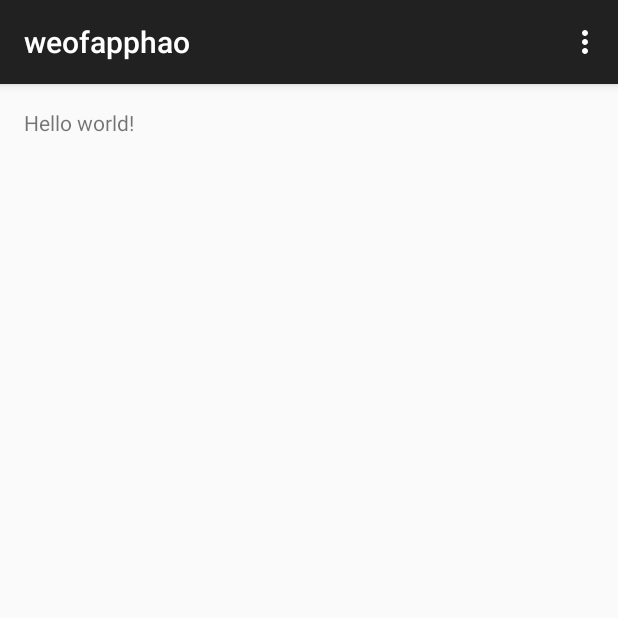
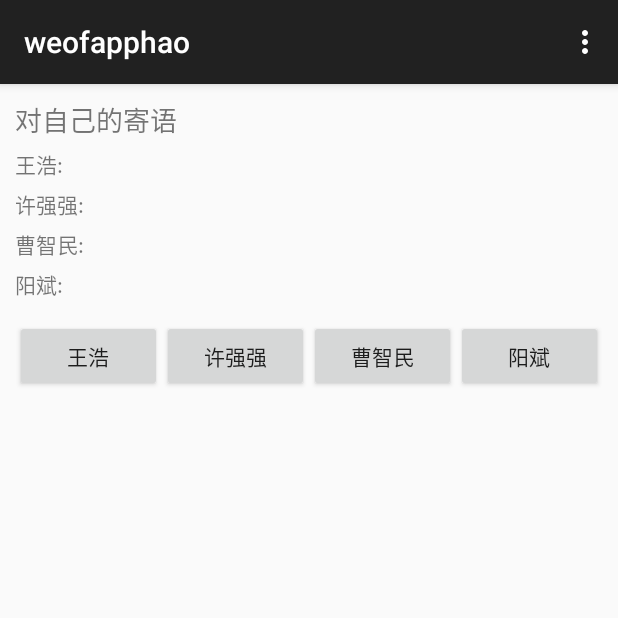
Before and after one commit to hygx/weofapp, an Android app: the screen it shows after launch (MainActivity), on a phone screen of 412 x 824 dp, the top half of it. Run offline under Robolectric (Android 15) with nearby library versions, the phone set to English and light mode, and no system bars.

Commit message:
首页初建

```diff
--- a/app/src/main/res/layout/activity_main.xml
+++ b/app/src/main/res/layout/activity_main.xml
@@ -1,11 +1,89 @@
-<RelativeLayout xmlns:android="http://schemas.android.com/apk/res/android"
-    xmlns:tools="http://schemas.android.com/tools" android:layout_width="match_parent"
-    android:layout_height="match_parent" android:paddingLeft="@dimen/activity_horizontal_margin"
-    android:paddingRight="@dimen/activity_horizontal_margin"
-    android:paddingTop="@dimen/activity_vertical_margin"
-    android:paddingBottom="@dimen/activity_vertical_margin" tools:context=".MainActivity">
+<LinearLayout
+    xmlns:android="http://schemas.android.com/apk/res/android"
+    android:orientation="vertical"
+    android:layout_width="match_parent"
+    android:padding="@dimen/pd_homell"
+    android:layout_height="match_parent">
 
-    <TextView android:text="@string/hello_world" android:layout_width="wrap_content"
+
+    <TextView
+        android:layout_width="match_parent"
+        android:text="@string/hometag"
+        android:textSize="@dimen/sz_hometag"
         android:layout_height="wrap_content" />
 
-</RelativeLayout>
+
+    <TextView
+        android:layout_width="match_parent"
+        android:text="王浩:"
+        android:layout_marginTop="5dp"
+        android:layout_height="wrap_content" />
+
+
+    <TextView
+        android:layout_width="match_parent"
+        android:text="许强强:"
+        android:layout_marginTop="5dp"
+        android:layout_height="wrap_content" />
+
+    <TextView
+        android:layout_width="match_parent"
+        android:text="曹智民:"
+        android:layout_marginTop="5dp"
+        android:layout_height="wrap_content" />
+
+    <TextView
+        android:layout_width="match_parent"
+        android:text="阳斌:"
+        android:layout_marginTop="5dp"
+        android:layout_height="wrap_content" />
+
+
+
+    <LinearLayout
+        android:layout_width="match_parent"
+        android:layout_marginTop="10dp"
+        android:layout_height="match_parent">
+
+        <Button
+            android:layout_width="0dp"
+            android:layout_weight="1"
+            android:text="@string/outher1"
+            android:id="@+id/auther1"
+            android:layout_marginTop="3dp"
+            android:layout_height="wrap_content" />
+
+        <Button
+            android:layout_width="0dp"
+            android:layout_weight="1"
+            android:text="@string/outher2"
+            android:id="@+id/auther2"
+            android:layout_marginTop="3dp"
+            android:layout_height="wrap_content" />
+
+
+        <Button
+            android:layout_width="0dp"
+            android:layout_weight="1"
+            android:id="@+id/auther3"
+            android:text="@string/outher3"
+            android:layout_marginTop="3dp"
+            android:layout_height="wrap_content" />
+
+
+        <Button
+            android:layout_width="0dp"
+            android:layout_weight="1"
+            android:id="@+id/auther4"
+            android:text="@string/outher4"
+            android:layout_marginTop="3dp"
+            android:layout_height="wrap_content" />
+
+    </LinearLayout>
+
+
+
+
+
+
+</LinearLayout>
--- a/app/src/main/res/values/dimens.xml
+++ b/app/src/main/res/values/dimens.xml
@@ -2,4 +2,6 @@
     <!-- Default screen margins, per the Android Design guidelines. -->
     <dimen name="activity_horizontal_margin">16dp</dimen>
     <dimen name="activity_vertical_margin">16dp</dimen>
+    <dimen name="sz_hometag">18dp</dimen>
+    <dimen name="pd_homell">10dp</dimen>
 </resources>
--- a/app/src/main/res/values/strings.xml
+++ b/app/src/main/res/values/strings.xml
@@ -3,4 +3,9 @@
 
     <string name="hello_world">Hello world!</string>
     <string name="action_settings">Settings</string>
+    <string name="hometag">对自己的寄语</string>
+    <string name="outher1">王浩</string>
+    <string name="outher2">许强强</string>
+    <string name="outher3">曹智民</string>
+    <string name="outher4">阳斌</string>
 </resources>
```
Also changed, not shown: 1 other file.
